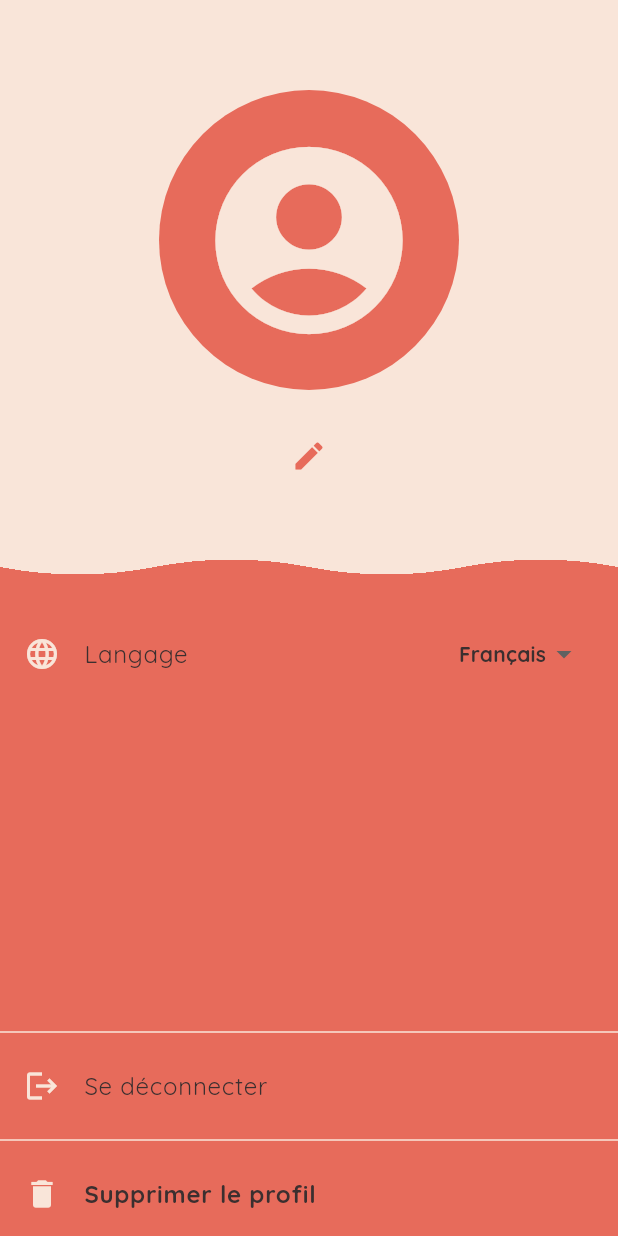
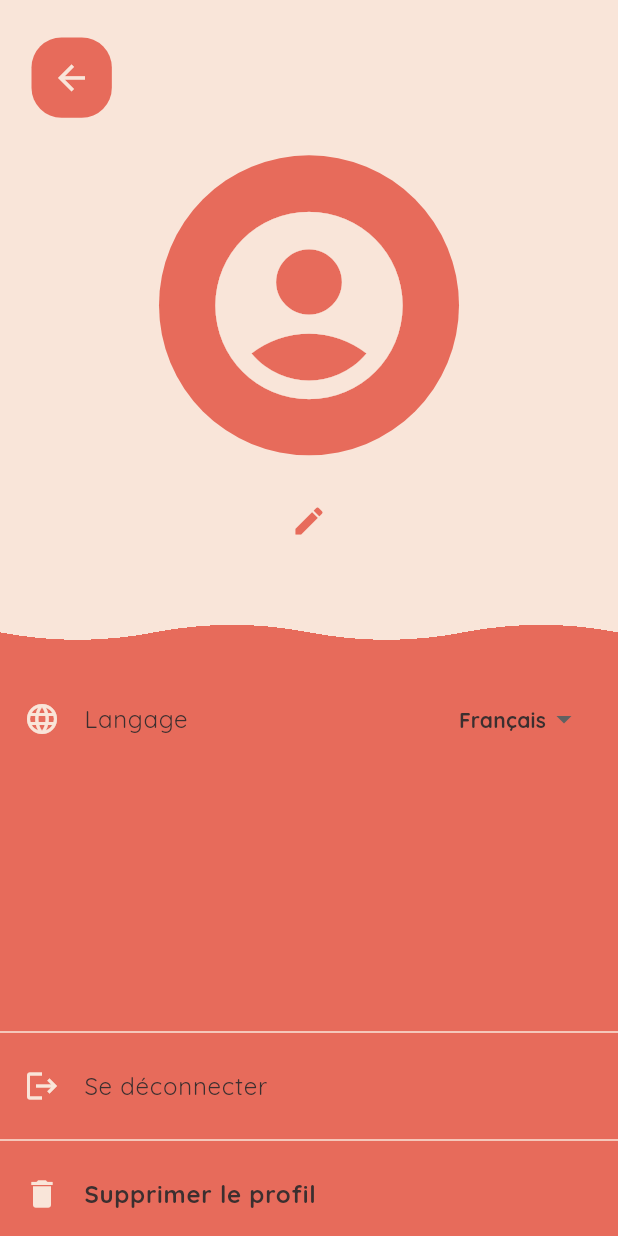
Before and after one commit to MatteoPasselergue/cooking-recipe-diary, a Flutter app: the ProfileScreen screen opened directly, on a phone screen of 412 x 824 dp. Run offline on Flutter 3.47's test engine with Material 3 defaults, Android fonts, the phone set to English and light mode, and no system bars; our stand-ins replace cached_network_image, flutter_cache_manager, flutter_linkify, image_picker, shared_preferences; accounts and stored records are empty; network calls fail.

Commit message:
Add a back icon button
- Added a back icon button
- Removed opacity in RecipeCardButton Name field
- Removed console debug

```diff
--- a/lib/services/ApiServices.dart
+++ b/lib/services/ApiServices.dart
@@ -11,7 +11,6 @@ class ApiService {
     final response = await http.get(url);
 
     if (response.statusCode == 200) {
-      print(response.body);
       return json.decode(response.body);
     } else {
       final error = jsonDecode(response.body);
--- a/lib/widgets/buttons/ActionIconButton.dart
+++ b/lib/widgets/buttons/ActionIconButton.dart
@@ -45,6 +45,8 @@ class ActionIconButton extends StatelessWidget {
 
   void _navigate(BuildContext context) async {
     switch(page){
+      case "back":
+        Navigator.pop(context);
       case "profile":
         Navigator.push(context, MaterialPageRoute(builder: (context) => ProfileScreen(),),);
         break;
--- a/lib/widgets/buttons/RecipeCardButton.dart
+++ b/lib/widgets/buttons/RecipeCardButton.dart
@@ -44,7 +44,7 @@ class RecipeCardButton extends StatelessWidget {
                 child: Container(
                   padding: const EdgeInsets.symmetric(horizontal: 8, vertical: 4),
                   decoration: BoxDecoration(
-                    color: AppConfig.backgroundColor.withOpacity(0.6),
+                    color: AppConfig.backgroundColor,
                     borderRadius: BorderRadius.circular(8),
                   ),
                   child: Text(
--- a/lib/widgets/headers/ProfileHeader.dart
+++ b/lib/widgets/headers/ProfileHeader.dart
@@ -12,6 +12,7 @@ import '../../providers/UserProvider.dart';
 import '../../screens/ProfileSelectionScreen.dart';
 import '../../services/ImageService.dart';
 import '../../utils/AppConfig.dart';
+import '../buttons/ActionIconButton.dart';
 import '../dialogs/LoadingDialog.dart';
 
 
@@ -59,11 +60,20 @@ class _ProfileHeaderState extends State<ProfileHeader> {
     final user = userProvider.profile!;
 
     return Padding(
-      padding: EdgeInsets.only(top: 60, bottom: 30),
+      padding: EdgeInsets.only(top: 20, bottom: 30),
       child: SingleChildScrollView(
         child: Column(
           mainAxisAlignment: MainAxisAlignment.center,
           children: [
+            const Row(
+              children: [
+                Padding(
+                  padding: EdgeInsets.only(left: 16),
+                  child: ActionIconButton(icon: Icons.arrow_back, factSize: 0.13, page: "back",),
+                ),
+              ],
+            ),
+            Padding(padding: EdgeInsets.only(top: 20)),
             CircleAvatar(
               radius: 100,
               backgroundColor: AppConfig.backgroundColor,
--- a/lib/widgets/headers/RecipeHeader.dart
+++ b/lib/widgets/headers/RecipeHeader.dart
@@ -47,7 +47,8 @@ class RecipeHeader extends StatelessWidget {
               const Padding(padding: EdgeInsets.all(8),),
               Row(
                 children: [
-                  ActionIconButton(factSize: 0.15, icon: Icons.edit, page: null, onTap: editRecipe),
+                  const ActionIconButton(factSize: 0.13, icon: Icons.arrow_back, page: "back"),
+                  ActionIconButton(factSize: 0.13, icon: Icons.edit, page: null, onTap: editRecipe),
                 ],
               ),
             ],
```
Also changed, not shown: lib/screens/CategoryScreen.dart (+21 -3 lines), lib/screens/SearchScreen.dart (+10 -1 lines), lib/widgets/headers/EditorHeader.dart (+22 -0 lines).
